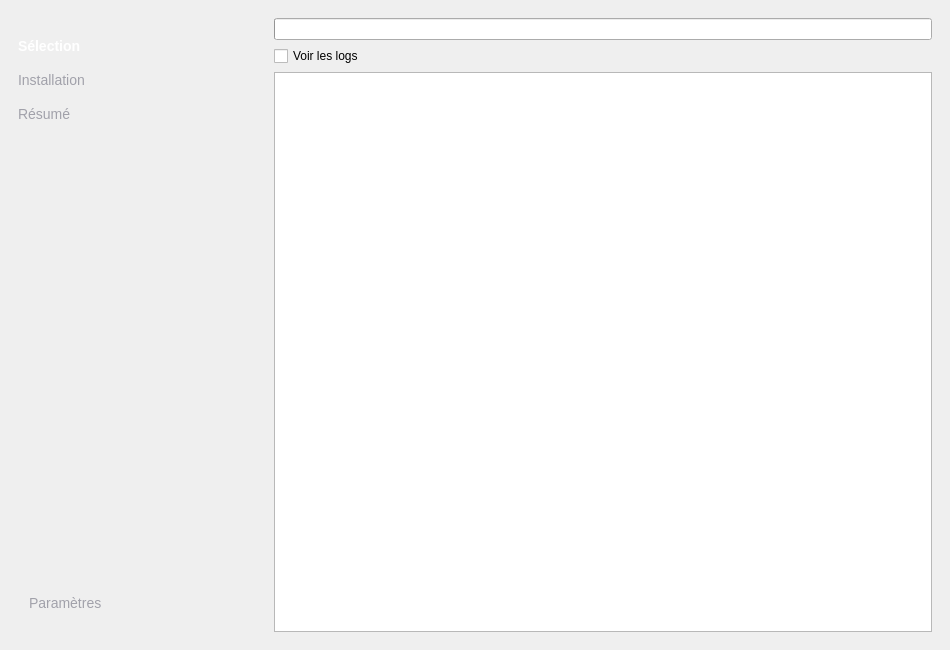
Sacdeneu/OnBoarder, file mainwindow.ui: the form before one commit.
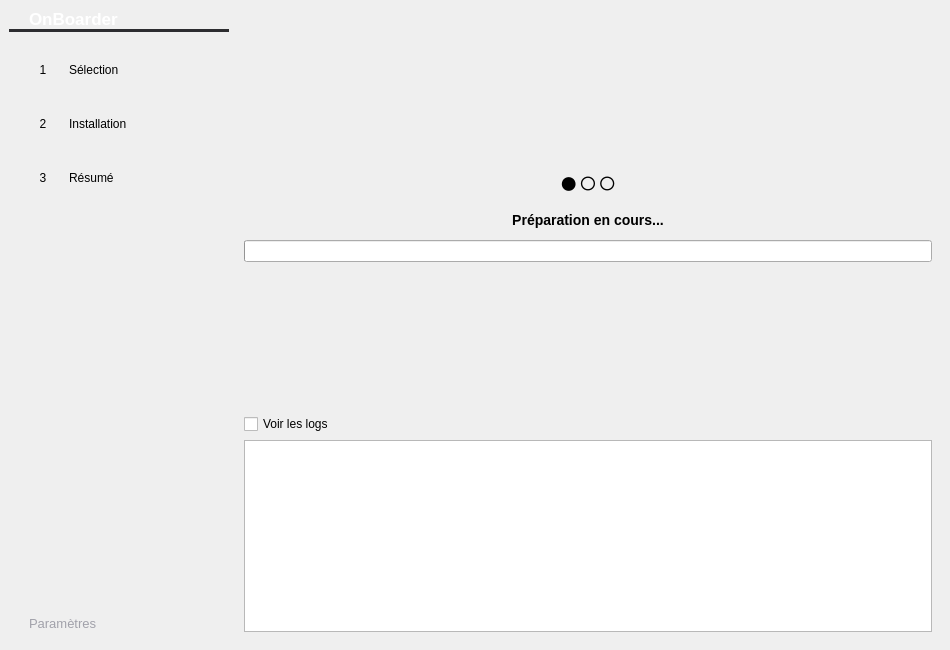
The form after the commit. The open tabs and pages were chosen to show the change.

```diff
--- a/mainwindow.ui
+++ b/mainwindow.ui
@@ -19,13 +19,13 @@
      <widget class="QWidget" name="sidebarWidget">
       <property name="minimumSize">
        <size>
-        <width>250</width>
+        <width>220</width>
         <height>0</height>
        </size>
       </property>
       <property name="maximumSize">
        <size>
-        <width>250</width>
+        <width>220</width>
         <height>16777215</height>
        </size>
       </property>
@@ -37,65 +37,363 @@
         <number>0</number>
        </property>
        <property name="topMargin">
-        <number>20</number>
+        <number>0</number>
        </property>
        <property name="rightMargin">
         <number>0</number>
        </property>
        <property name="bottomMargin">
-        <number>20</number>
+        <number>0</number>
        </property>
+       <!-- App title header -->
+       <item>
+        <widget class="QWidget" name="appHeaderWidget">
+         <property name="minimumHeight">
+          <number>64</number>
+         </property>
+         <property name="maximumHeight">
+          <number>64</number>
+         </property>
+         <layout class="QHBoxLayout" name="appHeaderLayout">
+          <property name="leftMargin">
+           <number>20</number>
+          </property>
+          <property name="topMargin">
+           <number>0</number>
+          </property>
+          <property name="rightMargin">
+           <number>16</number>
+          </property>
+          <property name="bottomMargin">
+           <number>0</number>
+          </property>
+          <property name="spacing">
+           <number>10</number>
+          </property>
+          <item>
+           <widget class="QLabel" name="appTitleLabel">
+            <property name="text">
+             <string>OnBoarder</string>
+            </property>
+            <property name="styleSheet">
+             <string>font-size: 17px; font-weight: bold; color: #ffffff; background: transparent;</string>
+            </property>
+           </widget>
+          </item>
+         </layout>
+        </widget>
+       </item>
+       <!-- Horizontal separator -->
+       <item>
+        <widget class="QFrame" name="sidebarTopSeparator">
+         <property name="styleSheet">
+          <string>color: #2d2d30; background-color: #2d2d30;</string>
+         </property>
+         <property name="frameShape">
+          <enum>QFrame::Shape::HLine</enum>
+         </property>
+         <property name="frameShadow">
+          <enum>QFrame::Shadow::Plain</enum>
+         </property>
+         <property name="lineWidth">
+          <number>1</number>
+         </property>
+        </widget>
+       </item>
+       <!-- Top spacer before steps (fixed height) -->
+       <item>
+        <spacer name="stepTopSpacer">
+         <property name="orientation">
+          <enum>Qt::Orientation::Vertical</enum>
+         </property>
+         <property name="sizeType">
+          <enum>QSizePolicy::Policy::Fixed</enum>
+         </property>
+         <property name="sizeHint" stdset="0">
+          <size>
+           <width>20</width>
+           <height>20</height>
+          </size>
+         </property>
+        </spacer>
+       </item>
+       <!-- Step 1 -->
        <item>
         <widget class="QWidget" name="step1Widget">
          <property name="cursor">
           <cursorShape>PointingHandCursor</cursorShape>
          </property>
          <layout class="QHBoxLayout" name="step1Layout">
+          <property name="leftMargin">
+           <number>20</number>
+          </property>
+          <property name="topMargin">
+           <number>4</number>
+          </property>
+          <property name="rightMargin">
+           <number>16</number>
+          </property>
+          <property name="bottomMargin">
+           <number>4</number>
+          </property>
+          <property name="spacing">
+           <number>12</number>
+          </property>
+          <item>
+           <widget class="QLabel" name="step1NumberLabel">
+            <property name="text">
+             <string>1</string>
+            </property>
+            <property name="minimumSize">
+             <size>
+              <width>28</width>
+              <height>28</height>
+             </size>
+            </property>
+            <property name="maximumSize">
+             <size>
+              <width>28</width>
+              <height>28</height>
+             </size>
+            </property>
+            <property name="alignment">
+             <set>Qt::AlignCenter</set>
+            </property>
+           </widget>
+          </item>
           <item>
            <widget class="QLabel" name="labelStep1">
             <property name="text">
              <string>Sélection</string>
             </property>
-            <property name="styleSheet">
-             <string>font-size: 14px; color: white; font-weight: bold;</string>
+           </widget>
+          </item>
+         </layout>
+        </widget>
+       </item>
+       <!-- Connector 1→2 -->
+       <item>
+        <widget class="QWidget" name="connector12Widget">
+         <property name="minimumHeight">
+          <number>18</number>
+         </property>
+         <property name="maximumHeight">
+          <number>18</number>
+         </property>
+         <layout class="QHBoxLayout" name="connector12Layout">
+          <property name="leftMargin">
+           <number>33</number>
+          </property>
+          <property name="topMargin">
+           <number>0</number>
+          </property>
+          <property name="rightMargin">
+           <number>0</number>
+          </property>
+          <property name="bottomMargin">
+           <number>0</number>
+          </property>
+          <property name="spacing">
+           <number>0</number>
+          </property>
+          <item>
+           <widget class="QLabel" name="connector12Label">
+            <property name="text">
+             <string/>
             </property>
+            <property name="minimumSize">
+             <size>
+              <width>2</width>
+              <height>18</height>
+             </size>
+            </property>
+            <property name="maximumSize">
+             <size>
+              <width>2</width>
+              <height>18</height>
+             </size>
+            </property>
            </widget>
           </item>
+          <item>
+           <spacer>
+            <property name="orientation">
+             <enum>Qt::Orientation::Horizontal</enum>
+            </property>
+            <property name="sizeHint" stdset="0">
+             <size>
+              <width>40</width>
+              <height>18</height>
+             </size>
+            </property>
+           </spacer>
+          </item>
          </layout>
         </widget>
        </item>
+       <!-- Step 2 -->
        <item>
         <widget class="QWidget" name="step2Widget">
          <layout class="QHBoxLayout" name="step2Layout">
+          <property name="leftMargin">
+           <number>20</number>
+          </property>
+          <property name="topMargin">
+           <number>4</number>
+          </property>
+          <property name="rightMargin">
+           <number>16</number>
+          </property>
+          <property name="bottomMargin">
+           <number>4</number>
+          </property>
+          <property name="spacing">
+           <number>12</number>
+          </property>
+          <item>
+           <widget class="QLabel" name="step2NumberLabel">
+            <property name="text">
+             <string>2</string>
+            </property>
+            <property name="minimumSize">
+             <size>
+              <width>28</width>
+              <height>28</height>
+             </size>
+            </property>
+            <property name="maximumSize">
+             <size>
+              <width>28</width>
+              <height>28</height>
+             </size>
+            </property>
+            <property name="alignment">
+             <set>Qt::AlignCenter</set>
+            </property>
+           </widget>
+          </item>
           <item>
            <widget class="QLabel" name="labelStep2">
             <property name="text">
              <string>Installation</string>
             </property>
-            <property name="styleSheet">
-             <string>font-size: 14px; color: #a1a1aa;</string>
+           </widget>
+          </item>
+         </layout>
+        </widget>
+       </item>
+       <!-- Connector 2→3 -->
+       <item>
+        <widget class="QWidget" name="connector23Widget">
+         <property name="minimumHeight">
+          <number>18</number>
+         </property>
+         <property name="maximumHeight">
+          <number>18</number>
+         </property>
+         <layout class="QHBoxLayout" name="connector23Layout">
+          <property name="leftMargin">
+           <number>33</number>
+          </property>
+          <property name="topMargin">
+           <number>0</number>
+          </property>
+          <property name="rightMargin">
+           <number>0</number>
+          </property>
+          <property name="bottomMargin">
+           <number>0</number>
+          </property>
+          <property name="spacing">
+           <number>0</number>
+          </property>
+          <item>
+           <widget class="QLabel" name="connector23Label">
+            <property name="text">
+             <string/>
             </property>
+            <property name="minimumSize">
+             <size>
+              <width>2</width>
+              <height>18</height>
+             </size>
+            </property>
+            <property name="maximumSize">
+             <size>
+              <width>2</width>
+              <height>18</height>
+             </size>
+            </property>
            </widget>
           </item>
+          <item>
+           <spacer>
+            <property name="orientation">
+             <enum>Qt::Orientation::Horizontal</enum>
+            </property>
+            <property name="sizeHint" stdset="0">
+             <size>
+              <width>40</width>
+              <height>18</height>
+             </size>
+            </property>
+           </spacer>
+          </item>
          </layout>
         </widget>
        </item>
+       <!-- Step 3 -->
        <item>
         <widget class="QWidget" name="step3Widget">
          <layout class="QHBoxLayout" name="step3Layout">
+          <property name="leftMargin">
+           <number>20</number>
+          </property>
+          <property name="topMargin">
+           <number>4</number>
+          </property>
+          <property name="rightMargin">
+           <number>16</number>
+          </property>
+          <property name="bottomMargin">
+           <number>4</number>
+          </property>
+          <property name="spacing">
+           <number>12</number>
+          </property>
+          <item>
+           <widget class="QLabel" name="step3NumberLabel">
+            <property name="text">
+             <string>3</string>
+            </property>
+            <property name="minimumSize">
+             <size>
+              <width>28</width>
+              <height>28</height>
+             </size>
+            </property>
+            <property name="maximumSize">
+             <size>
+              <width>28</width>
+              <height>28</height>
+             </size>
+            </property>
+            <property name="alignment">
+             <set>Qt::AlignCenter</set>
+            </property>
+           </widget>
+          </item>
           <item>
            <widget class="QLabel" name="labelStep3">
             <property name="text">
              <string>Résumé</string>
             </property>
-            <property name="styleSheet">
-             <string>font-size: 14px; color: #a1a1aa;</string>
-            </property>
            </widget>
           </item>
          </layout>
         </widget>
        </item>
+       <!-- Spacer -->
        <item>
         <spacer name="verticalSpacerSidebar">
          <property name="orientation">
@@ -109,6 +407,7 @@
          </property>
         </spacer>
        </item>
+       <!-- Settings button -->
        <item>
         <widget class="QPushButton" name="settingsButton">
          <property name="text">
@@ -116,7 +415,7 @@
          </property>
          <property name="styleSheet">
           <string>
-           QPushButton { text-align: left; padding: 10px 20px; background-color: transparent; color: #a1a1aa; border: none; font-size: 14px; }
+           QPushButton { text-align: left; padding: 10px 20px; background-color: transparent; color: #a1a1aa; border: none; font-size: 13px; }
            QPushButton:hover { color: white; background-color: #3e3e42; }
           </string>
          </property>
@@ -171,9 +470,61 @@
       </widget>
       <widget class="QWidget" name="pageInstall">
        <layout class="QVBoxLayout" name="verticalLayout_2">
+        <item>
+         <spacer name="installTopSpacer">
+          <property name="orientation">
+           <enum>Qt::Orientation::Vertical</enum>
+          </property>
+          <property name="sizeHint" stdset="0">
+           <size>
+            <width>20</width>
+            <height>20</height>
+           </size>
+          </property>
+         </spacer>
+        </item>
+        <item>
+         <widget class="QLabel" name="spinnerLabel">
+          <property name="text">
+           <string>●○○</string>
+          </property>
+          <property name="alignment">
+           <set>Qt::AlignCenter</set>
+          </property>
+          <property name="styleSheet">
+           <string>font-size: 32px;</string>
+          </property>
+         </widget>
+        </item>
+        <item>
+         <widget class="QLabel" name="currentAppLabel">
+          <property name="text">
+           <string>Préparation en cours...</string>
+          </property>
+          <property name="alignment">
+           <set>Qt::AlignCenter</set>
+          </property>
+          <property name="styleSheet">
+           <string>font-size: 14px; font-weight: 500; padding: 6px;</string>
+          </property>
+         </widget>
+        </item>
         <item>
          <widget class="QProgressBar" name="progressBar"/>
         </item>
+        <item>
+         <spacer name="installMidSpacer">
+          <property name="orientation">
+           <enum>Qt::Orientation::Vertical</enum>
+          </property>
+          <property name="sizeHint" stdset="0">
+           <size>
+            <width>20</width>
+            <height>20</height>
+           </size>
+          </property>
+         </spacer>
+        </item>
         <item>
          <widget class="QCheckBox" name="showLogsCheckBox">
           <property name="text">
```
